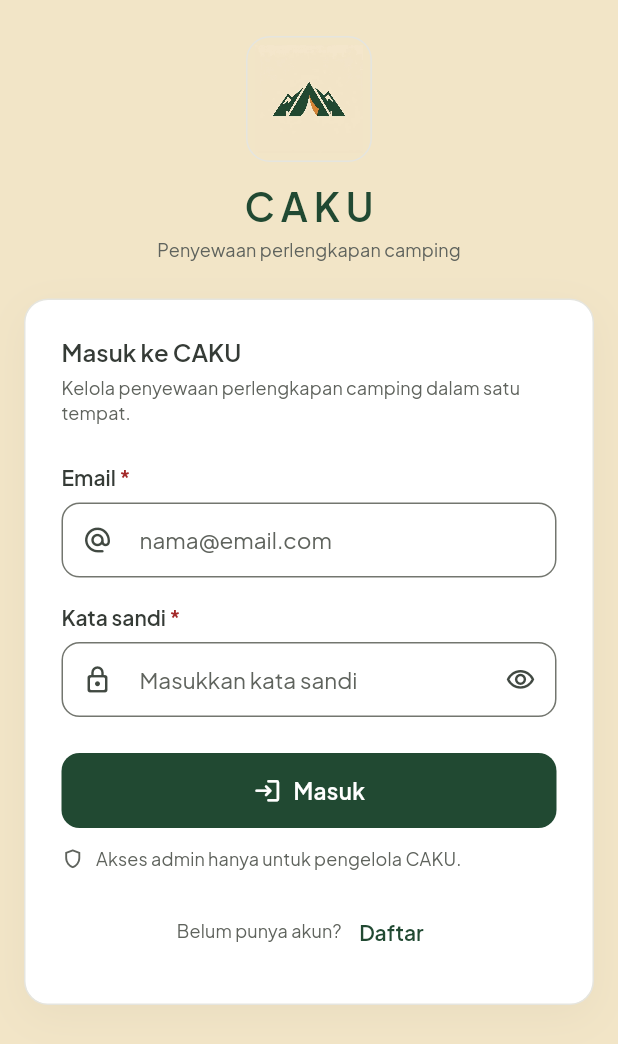
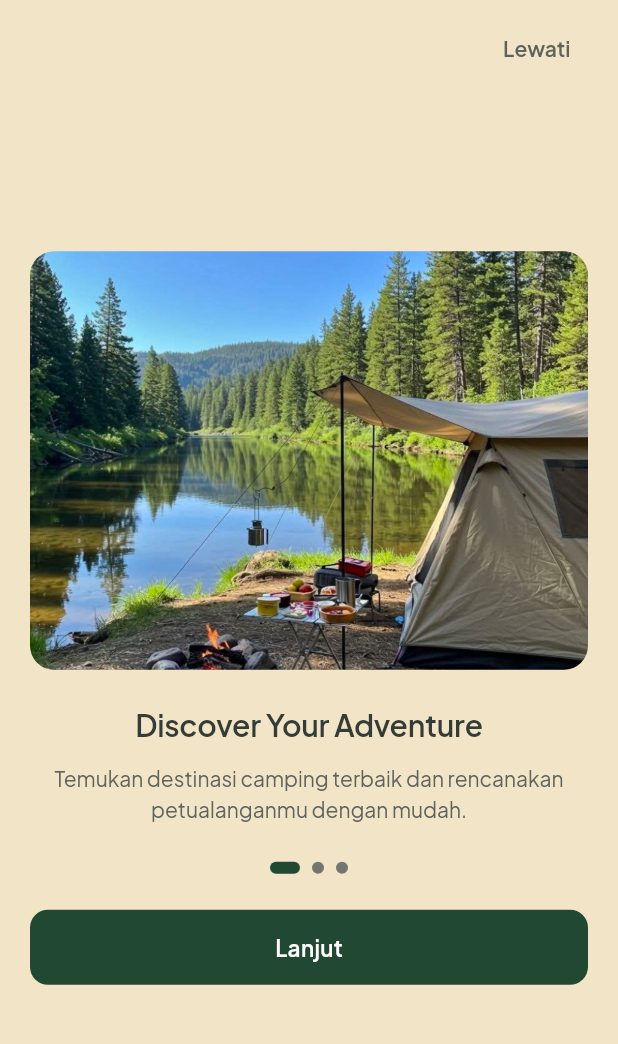
Before and after one commit to argottzz/Frontend-Caku, a Flutter app: the screen it shows after launch, on a phone screen of 412 x 824 dp. Shown: the top 1044 px of the screen. Run offline on Flutter 3.47's test engine with Material 3 defaults, Android fonts, the phone set to English and light mode, and no system bars; our stand-ins replace flutter_secure_storage, image_picker; accounts and stored records are empty.

Commit message:
feat: add onboarding (02-04) with splash routing and secure-storage flag

```diff
--- a/lib/app.dart
+++ b/lib/app.dart
@@ -5,6 +5,7 @@ import 'core/theme/app_theme.dart';
 import 'screens/auth/login_screen.dart';
 import 'screens/admin/admin_shell.dart';
 import 'screens/customer/customer_shell.dart';
+import 'screens/onboarding/onboarding_screen.dart';
 import 'screens/splash_screen.dart';
 import 'state/app_scope.dart';
 import 'state/auth_controller.dart';
@@ -80,10 +81,12 @@ class RootGate extends StatefulWidget {
 
 class _RootGateState extends State<RootGate> {
   AuthStatus? _lastStatus;
+  Future<bool>? _onboardingFuture;
 
   @override
   void didChangeDependencies() {
     super.didChangeDependencies();
+    _onboardingFuture ??= AppScope.read(context).storage.readOnboardingSeen();
     final auth = AuthScope.of(context);
     if (_lastStatus != auth.status) {
       final previous = _lastStatus;
@@ -104,6 +107,19 @@ class _RootGateState extends State<RootGate> {
 
   @override
   Widget build(BuildContext context) {
+    final future = _onboardingFuture;
+    if (future == null) {
+      return const SplashScreen();
+    }
+    return FutureBuilder<bool>(
+      future: future,
+      builder: (context, snapshot) {
+        if (snapshot.connectionState != ConnectionState.done) {
+          return const SplashScreen();
+        }
+        if (snapshot.data != true) {
+          return const OnboardingScreen();
+        }
         final auth = AuthScope.of(context);
         return switch (auth.status) {
           AuthStatus.initializing => const SplashScreen(),
@@ -111,5 +127,7 @@ class _RootGateState extends State<RootGate> {
           AuthStatus.authenticated =>
             auth.isAdmin ? const AdminShell() : const CustomerShell(),
         };
+      },
+    );
   }
 }
--- /dev/null
+++ b/lib/screens/onboarding/onboarding_screen.dart
@@ -0,0 +1,210 @@
+import 'package:flutter/material.dart';
+
+import '../../core/theme/app_colors.dart';
+import '../../core/theme/app_theme.dart';
+import '../../screens/auth/login_screen.dart';
+import '../../state/app_scope.dart';
+import '../../widgets/app_buttons.dart';
+
+/// Layar onboarding CAKU (3 halaman).
+class OnboardingScreen extends StatefulWidget {
+  const OnboardingScreen({super.key});
+
+  @override
+  State<OnboardingScreen> createState() => _OnboardingScreenState();
+}
+
+class _OnboardingScreenState extends State<OnboardingScreen> {
+  final PageController _controller = PageController();
+  int _index = 0;
+
+  // TODO: ganti body dengan copy final dari desainer.
+  static const List<_OnboardingPage> _pages = <_OnboardingPage>[
+    _OnboardingPage(
+      title: 'Discover Your Adventure',
+      body:
+          'Temukan destinasi camping terbaik dan rencanakan petualanganmu dengan mudah.',
+      image: 'asset/onboarding-1.jpg',
+    ),
+    _OnboardingPage(
+      title: 'Gear Up, Without the Hassle',
+      body:
+          'Sewa perlengkapan camping lengkap tanpa ribet, siap pakai kapan saja.',
+      image: 'asset/onboarding-2.jpg',
+    ),
+    _OnboardingPage(
+      title: 'Ready for the Outdoors',
+      body:
+          'Semua kebutuhan outdoor-mu tersedia. Mulai perjalananmu sekarang.',
+      image: 'asset/onboarding-3.jpg',
+    ),
+  ];
+
+  @override
+  void dispose() {
+    _controller.dispose();
+    super.dispose();
+  }
+
+  Future<void> _finish() async {
+    await AppScope.read(context).storage.writeOnboardingSeen();
+    if (!mounted) return;
+    Navigator.of(context).pushReplacement(
+      MaterialPageRoute<void>(builder: (_) => const LoginScreen()),
+    );
+  }
+
+  void _next() {
+    _controller.nextPage(
+      duration: const Duration(milliseconds: 300),
+      curve: Curves.easeOut,
+    );
+  }
+
+  @override
+  Widget build(BuildContext context) {
+    final size = MediaQuery.sizeOf(context);
+    final maxImageHeight = size.height * 0.42;
+    final maxImageWidth = size.width - AppSpacing.screen * 2;
+
+    return Scaffold(
+      backgroundColor: AppColors.cream,
+      body: SafeArea(
+        child: Stack(
+          children: [
+            PageView.builder(
+              controller: _controller,
+              itemCount: _pages.length,
+              onPageChanged: (value) => setState(() => _index = value),
+              itemBuilder: (context, i) {
+                final page = _pages[i];
+                return Padding(
+                  padding: const EdgeInsets.symmetric(
+                    horizontal: AppSpacing.screen,
+                  ),
+                  child: Column(
+                    mainAxisAlignment: MainAxisAlignment.center,
+                    crossAxisAlignment: CrossAxisAlignment.stretch,
+                    children: [
+                      ConstrainedBox(
+                        constraints: BoxConstraints(
+                          maxHeight: maxImageHeight,
+                          maxWidth: maxImageWidth,
+                        ),
+                        child: AspectRatio(
+                          aspectRatio: 4 / 3,
+                          child: ClipRRect(
+                            borderRadius: BorderRadius.circular(AppRadius.lg),
+                            child: Image.asset(
+                              page.image,
+                              fit: BoxFit.cover,
+                              frameBuilder:
+                                  (context, child, frame, wasSynchronouslyLoaded) {
+                                if (wasSynchronouslyLoaded || frame != null) {
+                                  return child;
+                                }
+                                return Container(
+                                  color: AppColors.lightGray,
+                                  alignment: Alignment.center,
+                                  child: const Icon(
+                                    Icons.terrain_rounded,
+                                    color: AppColors.gray,
+                                    size: 48,
+                                  ),
+                                );
+                              },
+                              errorBuilder: (context, error, stackTrace) {
+                                return Container(
+                                  color: AppColors.lightGray,
+                                  alignment: Alignment.center,
+                                  child: const Icon(
+                                    Icons.terrain_rounded,
+                                    color: AppColors.gray,
+                                    size: 48,
+                                  ),
+                                );
+                              },
+                            ),
+                          ),
+                        ),
+                      ),
+                      const SizedBox(height: AppSpacing.xl),
+                      Text(
+                        page.title,
+                        textAlign: TextAlign.center,
+                        style: Theme.of(context).textTheme.headlineLarge?.copyWith(
+                              color: AppColors.textPrimary,
+                            ),
+                      ),
+                      const SizedBox(height: AppSpacing.md),
+                      Text(
+                        page.body,
+                        textAlign: TextAlign.center,
+                        style: Theme.of(context).textTheme.bodyLarge?.copyWith(
+                              color: AppColors.textSecondary,
+                            ),
+                      ),
+                      const SizedBox(height: AppSpacing.xl),
+                      Row(
+                        mainAxisAlignment: MainAxisAlignment.center,
+                        children: List.generate(_pages.length, (dot) {
+                          final active = dot == _index;
+                          return AnimatedContainer(
+                            duration: const Duration(milliseconds: 200),
+                            margin: const EdgeInsets.symmetric(horizontal: 4),
+                            width: active ? 20 : 8,
+                            height: 8,
+                            decoration: BoxDecoration(
+                              color: active
+                                  ? AppColors.forest
+                                  : AppColors.controlBorder,
+                              borderRadius: BorderRadius.circular(
+                                AppRadius.pill,
+                              ),
+                            ),
+                          );
+                        }),
+                      ),
+                      const SizedBox(height: AppSpacing.xl),
+                      PrimaryButton(
+                        label: _index == _pages.length - 1
+                            ? 'Mulai'
+                            : 'Lanjut',
+                        onPressed:
+                            _index == _pages.length - 1 ? _finish : _next,
+                      ),
+                    ],
+                  ),
+                );
+              },
+            ),
+            if (_index < _pages.length - 1)
+              Positioned(
+                top: AppSpacing.sm,
+                right: AppSpacing.screen,
+                child: TextButton(
+                  onPressed: _finish,
+                  style: TextButton.styleFrom(
+                    foregroundColor: AppColors.gray,
+                  ),
+                  child: const Text('Lewati'),
+                ),
+              ),
+          ],
+        ),
+      ),
+    );
+  }
+}
+
+class _OnboardingPage {
+  const _OnboardingPage({
+    required this.title,
+    required this.body,
+    required this.image,
+  });
+
+  final String title;
+  final String body;
+  final String image;
+}
```
Also changed, not shown: lib/core/storage/token_storage.dart (+41 -3 lines). Lines whose indentation alone changed are shown as unchanged.
